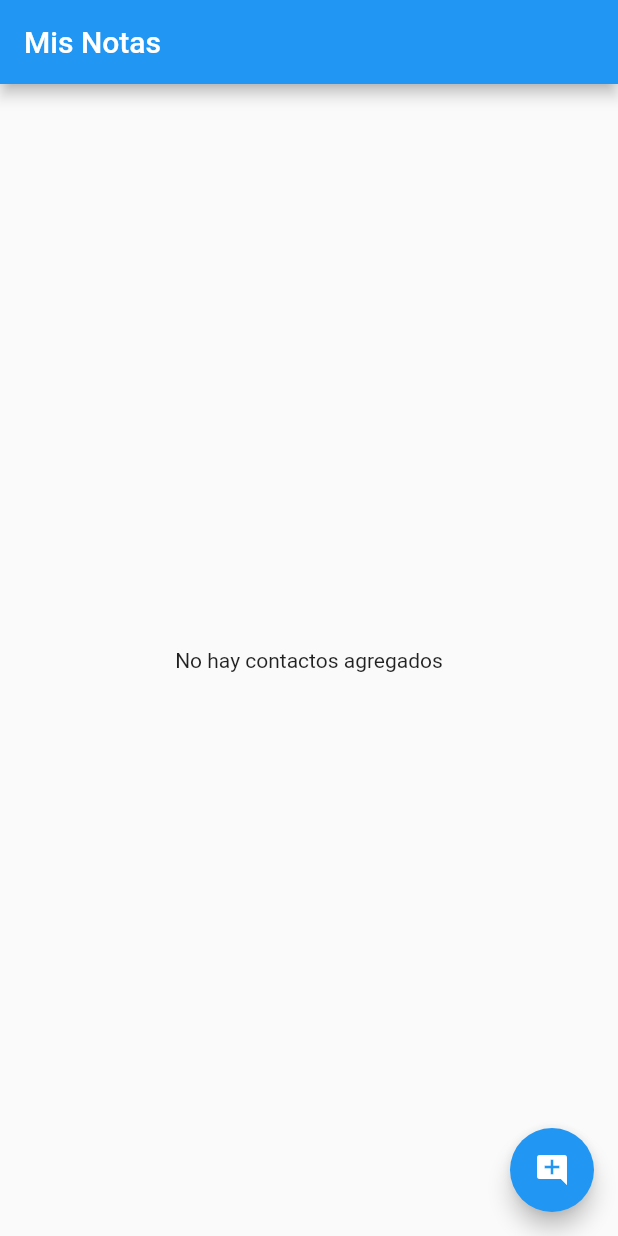
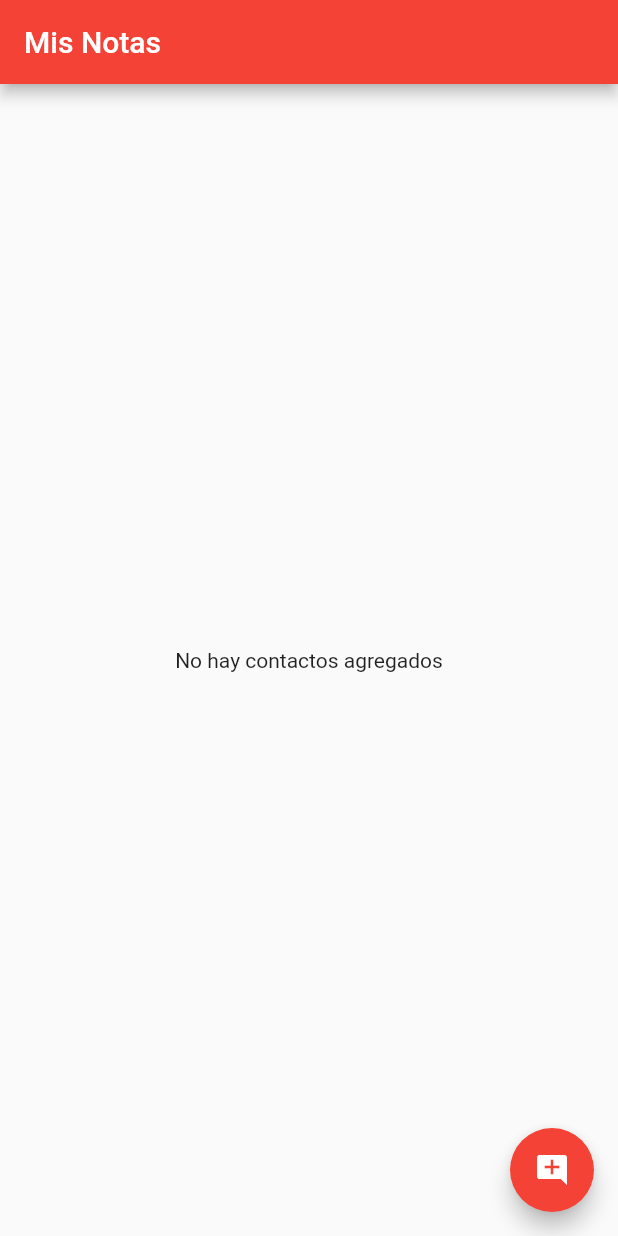
Before and after one commit to JLPenaLopez/mycontacts_demo, a Flutter app: the screen it shows after launch, on a phone screen of 412 x 824 dp. Run offline on Flutter 3.47's test engine with Material 2 defaults, Android fonts, the phone set to English and light mode, and no system bars.

Commit message:
- Se elimina codigo innecesario - Se quitar banner de mode debug en la parte superior derecha - Se cambia color de la app a rojo

```diff
--- a/lib/main.dart
+++ b/lib/main.dart
@@ -9,6 +9,7 @@ class MyApp extends StatelessWidget {
   @override
   Widget build(BuildContext context) {
     return MaterialApp(
+      debugShowCheckedModeBanner: false,
       title: 'Flutter Demo',
       theme: ThemeData(
         // This is the theme of your application.
@@ -20,7 +21,8 @@ class MyApp extends StatelessWidget {
         // or simply save your changes to "hot reload" in a Flutter IDE).
         // Notice that the counter didn't reset back to zero; the application
         // is not restarted.
-        primarySwatch: Colors.blue,
+        primarySwatch: Colors.red,
+        // primaryColor: Colors.yellow
       ),
       // home: MyHomePage(title: 'Flutter Demo Home Page'),
       home: HomePage("Mis Notas")
--- a/lib/src/pages/Contact.dart
+++ b/lib/src/pages/Contact.dart
@@ -3,7 +3,6 @@ import 'package:flutter/material.dart';
 class Contact extends StatelessWidget {
   @override
   Widget build(BuildContext context) {
-    // TODO: implement build
     return Scaffold(
       appBar: AppBar(
         title: Text("Contacto"),
--- a/lib/src/pages/HomePage.dart
+++ b/lib/src/pages/HomePage.dart
@@ -8,32 +8,18 @@ class HomePage extends StatefulWidget {
 
   @override
   _HomePageState createState() {
-    // TODO: implement createState
     return _HomePageState();
   }
 }
 
 class _HomePageState extends State<HomePage> {
-  List<Widget> _list = [
-    ListTile(
-      title: Text("Hola"),
-    ),
-    Divider(),
-    ListTile(
-      title: Text("Hola"),
-    ),
-    Divider(),
-    ListTile(
-      title: Text("Hola"),
-    ),
-    Divider(),
-  ];
 
   List<String> listS = List<String>();
 
   Widget _listItems() {
     if (listS.length > 0) {
       return ListView.builder(
+        padding: EdgeInsets.all(10),
         itemCount: listS.length,
         itemBuilder: (context, i) {
           final name = listS[i];
@@ -52,68 +38,18 @@ class _HomePageState extends State<HomePage> {
         child: Text("No hay contactos agregados"),
       );
     }
-    //List list = List<Widget>();
-    // for (int i = 0; i <= 5; i++) {
-    //   final ListTile tile = ListTile(
-    //     title: Text('Hola Mundo $i'),
-    //   );
-    //   _list.add(tile);
-    //   if (i < 50) {
-    //     _list.add(Divider());
-    //   }
-    // }
-
-    // return ListView(
-    //   children: <Widget>[
-    //     Column(
-    //       children: <Widget>[
-    //         ListTile(
-    //           title: Text("Hola"),
-    //           subtitle: Text("Subtitulo"),
-    //           leading: Icon(Icons.add_location),
-    //           contentPadding: EdgeInsets.symmetric(vertical: 10, horizontal: 10),
-    //         ),
-    //         Divider()
-    //       ],
-    //     )
-    //   ],
-    // );
-
-    // return ListView(
-    //   // children: _list.toList(),
-    //   children: _list.toList(),
-    //   addAutomaticKeepAlives: false,
-    // );
   }
 
   @override
   Widget build(BuildContext context) {
-    // TODO: implement build
     return Scaffold(
       appBar: AppBar(
         title: Text(widget.titleHome),
       ),
-      // body: Builder(
-      //   builder: (context) => Center(
-      //         // child: RaisedButton(
-      //         //   onPressed: () {
-      //         //     print("Hola Mundo");
-      //         //     final snackBar = SnackBar(
-      //         //       content: Text("Hola!"),
-      //         //     );
-      //         //     Scaffold.of(context).showSnackBar(snackBar);
-      //         //   },
-      //         //   child: Text("Button"),
-      //         // ),
-      //         child: _listItems(),
-      //       ),
-      // ),
       body: _listItems(),
       floatingActionButtonLocation: FloatingActionButtonLocation.endFloat,
       floatingActionButton: FloatingActionButton(
         onPressed: () async {
-          // listS.add("Hola Mundo");
-          // setState(() {});
           final result = await Navigator.push(context,
               MaterialPageRoute(builder: (context) {
             return Contact();
```
